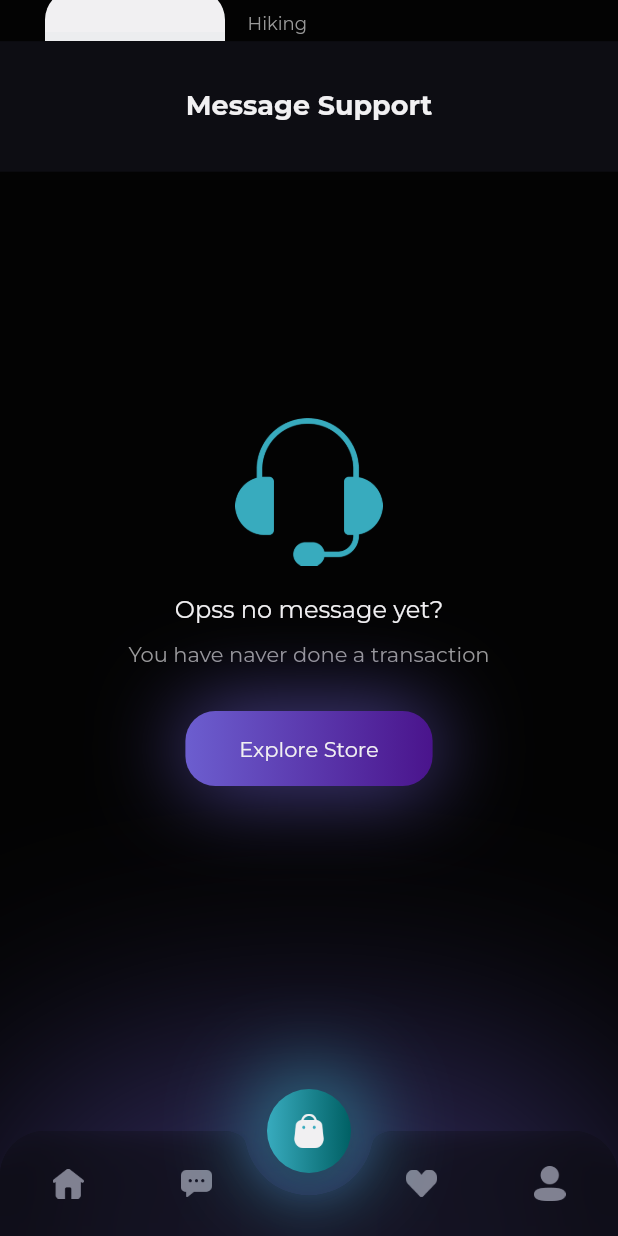
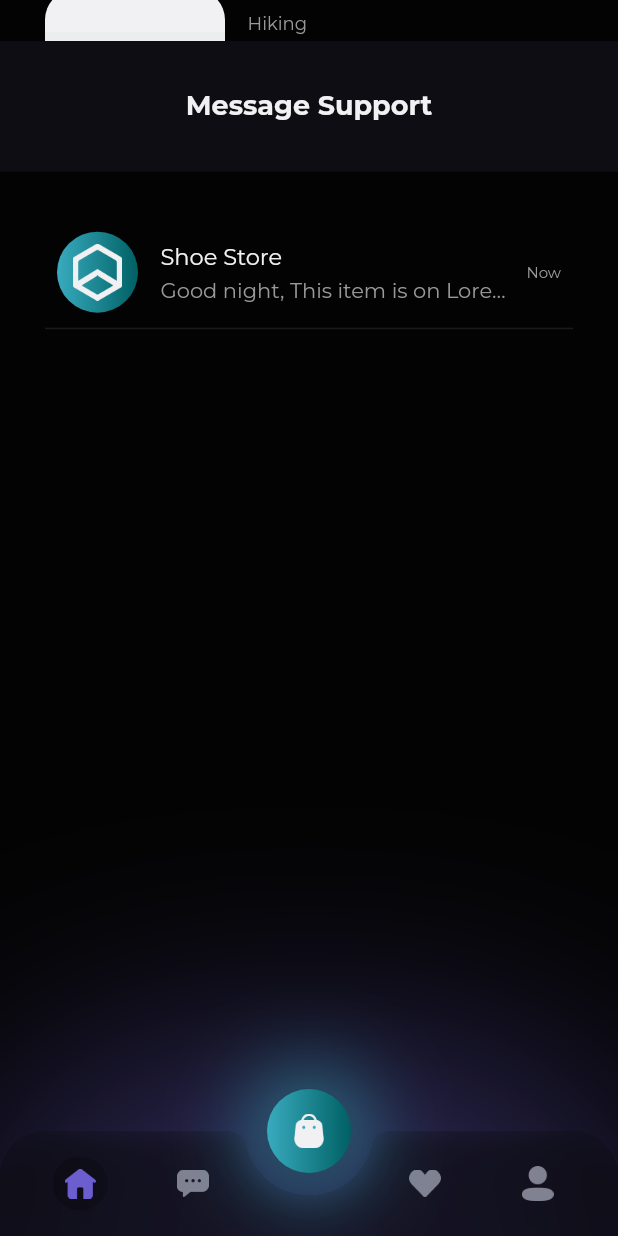
Before and after one commit to mahesawp45/shoe_ecommerce, a Flutter app: the HomePage screen opened by its route, scrolled down 576 dp, on a phone screen of 412 x 824 dp. Run offline on Flutter 3.47's test engine with Material 2 defaults, Android fonts, the phone set to English and light mode, and no system bars; our stand-ins replace google_fonts.

Commit message:
Message Detail Page

```diff
--- a/lib/R/constants/app_colors.dart
+++ b/lib/R/constants/app_colors.dart
@@ -14,4 +14,5 @@ class AppColors {
   final Color textFieldColor = const Color(0xff2B2937);
   final Color darkBgColor = const Color(0xff2B2937);
   final Color cardColor = const Color(0xffF1F0F2);
+  final Color onlineColor = const Color(0xff51C17E);
 }
--- a/lib/R/decorations/decoration_one.dart
+++ b/lib/R/decorations/decoration_one.dart
@@ -7,17 +7,23 @@ class DecorationOne extends StatelessWidget {
   const DecorationOne({
     Key? key,
     required this.height,
+    this.width,
     this.top,
     this.right,
     this.bottom,
     this.left,
+    this.color,
+    this.radius,
   }) : super(key: key);
 
   final double height;
+  final double? width;
   final double? top;
   final double? right;
   final double? bottom;
   final double? left;
+  final Color? color;
+  final double? radius;
 
   @override
   Widget build(BuildContext context) {
@@ -28,15 +34,14 @@ class DecorationOne extends StatelessWidget {
       left: left,
       child: Container(
         height: height * 0.3,
-        width: height * 0.3,
+        width: width ?? (height * 0.3),
         decoration: BoxDecoration(
-          color: Colors.transparent,
           borderRadius: BorderRadius.circular(200),
           boxShadow: [
             BoxShadow(
               blurRadius: 1000,
-              spreadRadius: 10,
-              color: R.appColors.primaryColor.withOpacity(0.5),
+              spreadRadius: radius ?? 10,
+              color: color ?? R.appColors.primaryColor.withOpacity(0.5),
               offset: const Offset(0, 0),
             ),
           ],
--- a/lib/R/routes/app_routes.dart
+++ b/lib/R/routes/app_routes.dart
@@ -2,6 +2,8 @@ import 'package:flutter/material.dart';
 import 'package:shamo/pages/auth/sign_in_page.dart';
 import 'package:shamo/pages/auth/sign_up_page.dart';
 import 'package:shamo/pages/core/home_page.dart';
+import 'package:shamo/pages/core/message_page.dart';
+import 'package:shamo/pages/core/subpages/sub_page_export.dart';
 import 'package:shamo/pages/error_page.dart';
 import 'package:shamo/pages/splash_page.dart';
 
@@ -32,6 +34,18 @@ class AppRoute {
             return const HomePage();
           },
         );
+      case MessagePage.route:
+        return MaterialPageRoute(
+          builder: (context) {
+            return const MessagePage();
+          },
+        );
+      case DetailMessagePage.route:
+        return MaterialPageRoute(
+          builder: (context) {
+            return const DetailMessagePage();
+          },
+        );
 
       default:
         return MaterialPageRoute(
--- /dev/null
+++ b/lib/R/widgets/message_header.dart
@@ -0,0 +1,21 @@
+import 'package:flutter/material.dart';
+import 'package:shamo/R/r.dart';
+
+class MessageHeader extends StatelessWidget {
+  const MessageHeader({
+    Key? key,
+    required this.child,
+  }) : super(key: key);
+
+  final Widget child;
+
+  @override
+  Widget build(BuildContext context) {
+    return Container(
+      height: 87,
+      width: double.infinity,
+      color: R.appColors.bgColor3,
+      child: child,
+    );
+  }
+}
--- /dev/null
+++ b/lib/R/widgets/user_avatar.dart
@@ -0,0 +1,34 @@
+import 'package:flutter/material.dart';
+import 'package:shamo/R/r.dart';
+
+class UserAvatar extends StatelessWidget {
+  const UserAvatar({
+    Key? key,
+    this.size,
+  }) : super(key: key);
+
+  final double? size;
+
+  @override
+  Widget build(BuildContext context) {
+    return Container(
+      height: size ?? 54,
+      width: size ?? 54,
+      padding: const EdgeInsets.all(8),
+      decoration: BoxDecoration(
+        gradient: LinearGradient(
+          colors: [
+            R.appColors.secondaryColor,
+            Colors.cyan.shade900,
+          ],
+        ),
+        borderRadius: BorderRadius.circular(200),
+      ),
+      child: Image.asset(
+        R.appAssets.logo,
+        fit: BoxFit.contain,
+        color: R.appColors.cardColor,
+      ),
+    );
+  }
+}
--- a/lib/pages/core/home_page.dart
+++ b/lib/pages/core/home_page.dart
@@ -6,10 +6,7 @@ import 'package:flutter/material.dart';
 import 'package:shamo/R/decorations/decoration_one.dart';
 import 'package:shamo/R/r.dart';
 import 'package:shamo/pages/core/message_page.dart';
-import 'package:shamo/pages/core/subpages/all_shoes_page.dart';
-import 'package:shamo/pages/core/subpages/basket_page.dart';
-import 'package:shamo/pages/core/subpages/running_page.dart';
-import 'package:shamo/pages/core/subpages/training_page.dart';
+import 'package:shamo/pages/core/subpages/sub_page_export.dart';
 
 class HomePage extends StatefulWidget {
   const HomePage({super.key});
@@ -336,12 +333,64 @@ class MyBottomAppBar extends StatefulWidget {
 class _MyBottomAppBarState extends State<MyBottomAppBar> {
   @override
   Widget build(BuildContext context) {
+    double width = MediaQuery.of(context).size.width;
+
     List<Widget> menuItems = [
-      Image.asset(R.appAssets.home, width: 21),
-      Image.asset(R.appAssets.chat, width: 21),
-      const SizedBox(),
-      Image.asset(R.appAssets.favorite, width: 21),
-      Image.asset(R.appAssets.profile, width: 21),
+      Container(
+        padding: const EdgeInsets.all(8),
+        decoration: widget.indexHome == 0
+            ? BoxDecoration(
+                color: Colors.black.withOpacity(0.2),
+                borderRadius: BorderRadius.circular(100),
+              )
+            : null,
+        child: Image.asset(
+          R.appAssets.home,
+          width: 21,
+          color: widget.indexHome == 0 ? R.appColors.primaryColor : null,
+        ),
+      ),
+      Container(
+        padding: const EdgeInsets.all(8),
+        decoration: widget.indexHome == 1
+            ? BoxDecoration(
+                color: Colors.black.withOpacity(0.2),
+                borderRadius: BorderRadius.circular(100),
+              )
+            : null,
+        child: Image.asset(
+          R.appAssets.chat,
+          width: 21,
+          color: widget.indexHome == 1 ? R.appColors.primaryColor : null,
+        ),
+      ),
+      SizedBox(width: width * 0.1),
+      Container(
+        padding: const EdgeInsets.all(8),
+        decoration: widget.indexHome == 2
+            ? BoxDecoration(
+                color: Colors.black.withOpacity(0.2),
+                borderRadius: BorderRadius.circular(100),
+              )
+            : null,
+        child: Image.asset(
+          R.appAssets.favorite,
+          width: 21,
+          color: widget.indexHome == 2 ? R.appColors.primaryColor : null,
+        ),
+      ),
+      Container(
+        padding: const EdgeInsets.all(8),
+        decoration: widget.indexHome == 3
+            ? BoxDecoration(
+                color: Colors.black.withOpacity(0.2),
+                borderRadius: BorderRadius.circular(100),
+              )
+            : null,
+        child: Image.asset(R.appAssets.profile,
+            width: 21,
+            color: widget.indexHome == 3 ? R.appColors.primaryColor : null),
+      ),
     ];
 
     return ClipRRect(
--- a/lib/pages/core/message_page.dart
+++ b/lib/pages/core/message_page.dart
@@ -3,14 +3,18 @@ import 'package:flutter/material.dart';
 
 import 'package:shamo/R/decorations/decoration_one.dart';
 import 'package:shamo/R/r.dart';
+import 'package:shamo/R/widgets/message_header.dart';
+import 'package:shamo/R/widgets/user_avatar.dart';
+import 'package:shamo/pages/core/subpages/sub_page_export.dart';
 
 class MessagePage extends StatelessWidget {
   const MessagePage({
     Key? key,
-    required this.pageController,
+    this.pageController,
   }) : super(key: key);
 
-  final PageController pageController;
+  final PageController? pageController;
+  static const String route = '/message-page';
 
   @override
   Widget build(BuildContext context) {
@@ -24,10 +28,7 @@ class MessagePage extends StatelessWidget {
         extendBody: true,
         body: Column(
           children: [
-            Container(
-              height: 87,
-              width: double.infinity,
-              color: R.appColors.bgColor3,
+            MessageHeader(
               child: Center(
                 child: Text(
                   'Message Support',
@@ -42,7 +43,121 @@ class MessagePage extends StatelessWidget {
                 children: [
                   DecorationOne(
                       height: height, left: 0, right: 0, bottom: -120),
-                  Center(
+                  // EmptyMessage(
+                  //     height: height,
+                  //     pageController: pageController,
+                  //     width: width),
+                  Messages(height: height, width: width),
+                ],
+              ),
+            ),
+          ],
+        ),
+      ),
+    );
+  }
+}
+
+class Messages extends StatelessWidget {
+  const Messages({
+    Key? key,
+    required this.height,
+    required this.width,
+  }) : super(key: key);
+
+  final double height;
+  final double width;
+
+  @override
+  Widget build(BuildContext context) {
+    return SizedBox(
+      height: height,
+      width: width,
+      child: ListView.builder(
+        padding: EdgeInsets.symmetric(
+          horizontal: R.appMargin.defaultMargin,
+          vertical: R.appMargin.defaultMargin,
+        ),
+        itemCount: 1,
+        itemBuilder: (context, index) {
+          return const MessageCard();
+        },
+      ),
+    );
+  }
+}
+
+class MessageCard extends StatelessWidget {
+  const MessageCard({
+    Key? key,
+  }) : super(key: key);
+
+  @override
+  Widget build(BuildContext context) {
+    return GestureDetector(
+      onTap: () {
+        Navigator.pushNamed(context, DetailMessagePage.route);
+      },
+      child: Container(
+        height: 75,
+        padding: const EdgeInsets.all(8),
+        decoration: BoxDecoration(
+          border: Border(
+            bottom: BorderSide(
+              color: R.appColors.darkTextColor.withOpacity(0.3),
+            ),
+          ),
+        ),
+        child: Row(
+          children: [
+            const UserAvatar(),
+            const SizedBox(width: 15),
+            Expanded(
+              child: Column(
+                crossAxisAlignment: CrossAxisAlignment.start,
+                mainAxisAlignment: MainAxisAlignment.center,
+                children: [
+                  Text(
+                    'Shoe Store',
+                    style:
+                        R.appTextStyle.primaryTextStyle.copyWith(fontSize: 15),
+                  ),
+                  const SizedBox(height: 5),
+                  Text(
+                    'Good night, This item is on Lorem Ipsum Sit Dolor Amet',
+                    overflow: TextOverflow.ellipsis,
+                    maxLines: 1,
+                    style: R.appTextStyle.secondaryTextStyle,
+                  ),
+                ],
+              ),
+            ),
+            Text(
+              'Now',
+              style: R.appTextStyle.secondaryTextStyle.copyWith(fontSize: 10),
+            )
+          ],
+        ),
+      ),
+    );
+  }
+}
+
+class EmptyMessage extends StatelessWidget {
+  const EmptyMessage({
+    Key? key,
+    required this.height,
+    required this.pageController,
+    required this.width,
+  }) : super(key: key);
+
+  final double height;
+  final PageController pageController;
+  final double width;
+
+  @override
+  Widget build(BuildContext context) {
+    return Center(
       child: Column(
         mainAxisAlignment: MainAxisAlignment.center,
         children: [
@@ -58,8 +173,7 @@ class MessagePage extends StatelessWidget {
           const SizedBox(height: 20),
           Text(
             'Opss no message yet?',
-                          style: R.appTextStyle.primaryTextStyle
-                              .copyWith(fontSize: 16),
+            style: R.appTextStyle.primaryTextStyle.copyWith(fontSize: 16),
           ),
           const SizedBox(height: 10),
           Text(
@@ -84,8 +198,7 @@ class MessagePage extends StatelessWidget {
                   BoxShadow(
                     blurRadius: 50,
                     spreadRadius: 2,
-                                  color:
-                                      R.appColors.primaryColor.withOpacity(0.7),
+                    color: R.appColors.primaryColor.withOpacity(0.7),
                     offset: const Offset(0, 0),
                   ),
                 ],
@@ -107,13 +220,6 @@ class MessagePage extends StatelessWidget {
           const Spacer(flex: 2),
         ],
       ),
-                  ),
-                ],
-              ),
-            ),
-          ],
-        ),
-      ),
     );
   }
 }
--- /dev/null
+++ b/lib/pages/core/subpages/sub_page_export.dart
@@ -0,0 +1,6 @@
+export 'home/all_shoes_page.dart';
+export 'home/basket_page.dart';
+export 'home/running_page.dart';
+export 'home/training_page.dart';
+
+export 'message/detail_message_page.dart';
```
Also changed, not shown: lib/pages/core/subpages/message/detail_message_page.dart (added, +323 -0 lines), lib/pages/core/subpages/home/all_shoes_page.dart (renamed from lib/pages/core/subpages/all_shoes_page.dart), lib/pages/core/subpages/home/basket_page.dart (renamed from lib/pages/core/subpages/basket_page.dart), lib/pages/core/subpages/home/running_page.dart (renamed from lib/pages/core/subpages/running_page.dart), lib/pages/core/subpages/home/training_page.dart (renamed from lib/pages/core/subpages/training_page.dart). Lines whose indentation alone changed are shown as unchanged.
